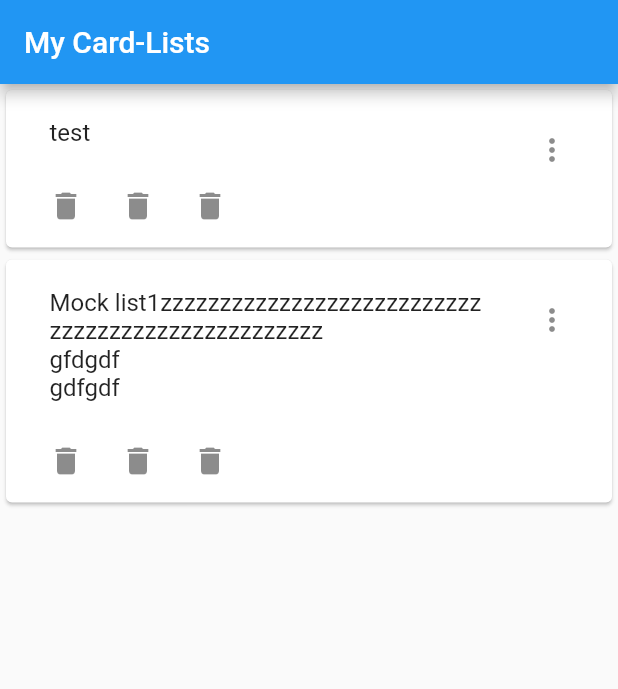
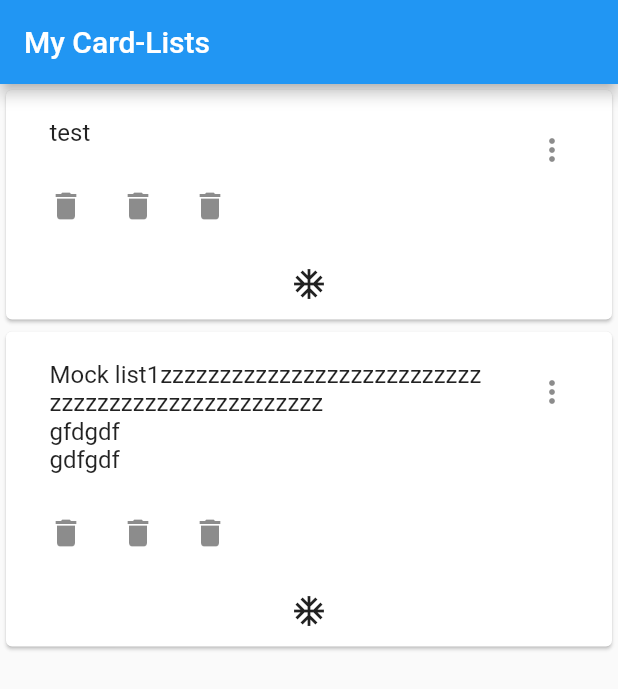
Before and after one commit to BorisSh99/logo_cards_flutter, a Flutter app: the screen it shows after launch, after a tap on the "delete" icon, on a phone screen of 412 x 824 dp. Shown: the top 689 px of the screen. Run offline on Flutter 3.47's test engine with Material 2 defaults, Android fonts, the phone set to English and light mode, and no system bars.

Commit message:
Refactoring of the class names

```diff
--- a/lib/main.dart
+++ b/lib/main.dart
@@ -6,7 +6,7 @@ void main() {
     theme: ThemeData.light(),
     initialRoute: '/',
     routes: {
-      '/': (context) => HomeScreen(),
+      '/': (context) => const HomeScreen(),
     },
   ));
 }
--- a/lib/models/card_list_model.dart
+++ b/lib/models/card_collection_model.dart
@@ -1,11 +1,11 @@
 import '../models/card_model.dart';
 
-class CardListModel {
+class CardCollectionModel {
 
   String name;
   List<CardModel> cardList;
 
-  CardListModel(this.name, this.cardList);
+  CardCollectionModel(this.name, this.cardList);
 
   void addCard(CardModel cardEntity) {
     cardList.add(cardEntity);
--- a/lib/screens/home_screen.dart
+++ b/lib/screens/home_screen.dart
@@ -1,8 +1,8 @@
 import 'package:flutter/material.dart';
-import 'package:logophile_flutter/widgets/rename_card_list_widget.dart';
+import '../widgets/rename_card_collection_widget.dart';
 import '../models/card_model.dart';
-import '../widgets/card_list_widget.dart';
-import '../models/card_list_model.dart';
+import '../widgets/card_collection_view.dart';
+import '../models/card_collection_model.dart';
 
 class HomeScreen extends StatefulWidget {
   const HomeScreen({Key? key}) : super(key: key);
@@ -13,18 +13,18 @@ class HomeScreen extends StatefulWidget {
 
 class _HomeScreenState extends State<HomeScreen> {
 
-  List<CardListModel> cardListCollection = [];
+  List<CardCollectionModel> cardCollectionList = [];
 
   @override
   void initState() {
     super.initState();
 
 
-    cardListCollection.add(CardListModel('Mock list', [CardModel('John', 'Джон'), CardModel('Mary', 'Мэри'), CardModel('Arthur', 'Артур'),
+    cardCollectionList.add(CardCollectionModel('Mock list', [CardModel('John', 'Джон'), CardModel('Mary', 'Мэри'), CardModel('Arthur', 'Артур'),
                                             CardModel('John', 'Джон'), CardModel('Mary', 'Мэри'), CardModel('Arthur', 'Артур'),
                                             CardModel('John', 'Джон'), CardModel('Mary', 'Мэри'), CardModel('Arthur', 'Артур'),
     ]));
-    cardListCollection.add(CardListModel('Mock list1zzzzzzzzzzzzzzzzzzzzzzzzzzzzzzzzzzzzzzzzzzzzzzzzzz\ngfdgdf\ngdfgdf', [CardModel('John55555555555555555555555554', 'Джон'), CardModel('Mary', 'Мэри'), CardModel('Arthur', 'Артур'),
+    cardCollectionList.add(CardCollectionModel('Mock list1zzzzzzzzzzzzzzzzzzzzzzzzzzzzzzzzzzzzzzzzzzzzzzzzzz\ngfdgdf\ngdfgdf', [CardModel('John55555555555555555555555554', 'Джон'), CardModel('Mary', 'Мэри'), CardModel('Arthur', 'Артур'),
       CardModel('John', 'Джон'), CardModel('Mary', 'Мэри'), CardModel('Arthur', 'Артур'),
       CardModel('John', 'Джон'), CardModel('Mary', 'Мэри'), CardModel('Arthur', 'Артур'),
     ]));
@@ -37,22 +37,30 @@ class _HomeScreenState extends State<HomeScreen> {
         title: Text('My Card-Lists'),
       ),
       body: ListView.builder(
-        itemCount: cardListCollection.length,
+        itemCount: cardCollectionList.length,
         itemBuilder: (context, index) {
           return Card(
-            child: Stack(
+            child: InkWell(
+              onTap: () {
+                Navigator.of(context).push(
+                  MaterialPageRoute(
+                      builder: (context) => CardCollectionView(listName: cardCollectionList[index].name, cardList: cardCollectionList[index].cardList)
+                  ),
+                );
+              },
+              child: Column(
                 children: [
                   ListTile(
                     title: Padding(
                       padding: EdgeInsets.only(top: 15.0, bottom: 15.0, left: 13.0),
-                    child: Text(cardListCollection[index].name),
+                      child: Text(cardCollectionList[index].name),
                     ),
                     subtitle: Row(
                       children: [
                         IconButton(
                           onPressed: () {
                             setState(() {
-                            cardListCollection[index].name = 'test';
+                              cardCollectionList[index].name = 'test';
                             });
                           },
                           icon: Icon(Icons.delete),
@@ -70,13 +78,6 @@ class _HomeScreenState extends State<HomeScreen> {
                         ),
                       ],
                     ),
-                  onTap: () {
-                    Navigator.of(context).push(
-                      MaterialPageRoute(
-                          builder: (context) => CardListWidget(listName: cardListCollection[index].name, cardList: cardListCollection[index].cardList)
-                      ),
-                    );
-                  },
                     trailing: PopupMenuButton(
                       onSelected: (value) async {
                         switch (value) {
@@ -85,16 +86,16 @@ class _HomeScreenState extends State<HomeScreen> {
                               context: context,
                               builder: (context) {
                                 return RenameCardListWidget(
-                                cardListEntity: cardListCollection[index],
+                                  cardCollection: cardCollectionList[index],
                                   changeNameHandler: (newName) => setState(() { //setState of current cardListName
-                                  cardListCollection[index].name = newName;
+                                    cardCollectionList[index].name = newName;
                                   })
                                 );
                               },
                             );
                           case 'delete':
                             setState(() {
-                            cardListCollection.removeAt(index);
+                              cardCollectionList.removeAt(index);
                             });
                         }
                       },
@@ -110,7 +111,12 @@ class _HomeScreenState extends State<HomeScreen> {
                       ],
                     ),
                   ),
+                  IconButton(
+                    icon: Icon(Icons.ac_unit),
+                    onPressed: () {},
+                  ),
                 ],
+              ),
             ),
           );
         },
```
Also changed, not shown: lib/widgets/card_collection_view.dart (renamed from lib/widgets/card_list_widget.dart, +4 -4 lines), lib/widgets/rename_card_collection_widget.dart (renamed from lib/widgets/rename_card_list_widget.dart, +4 -4 lines), lib/widgets/learn_mode_widget.dart (deleted). Lines whose indentation alone changed are shown as unchanged.
